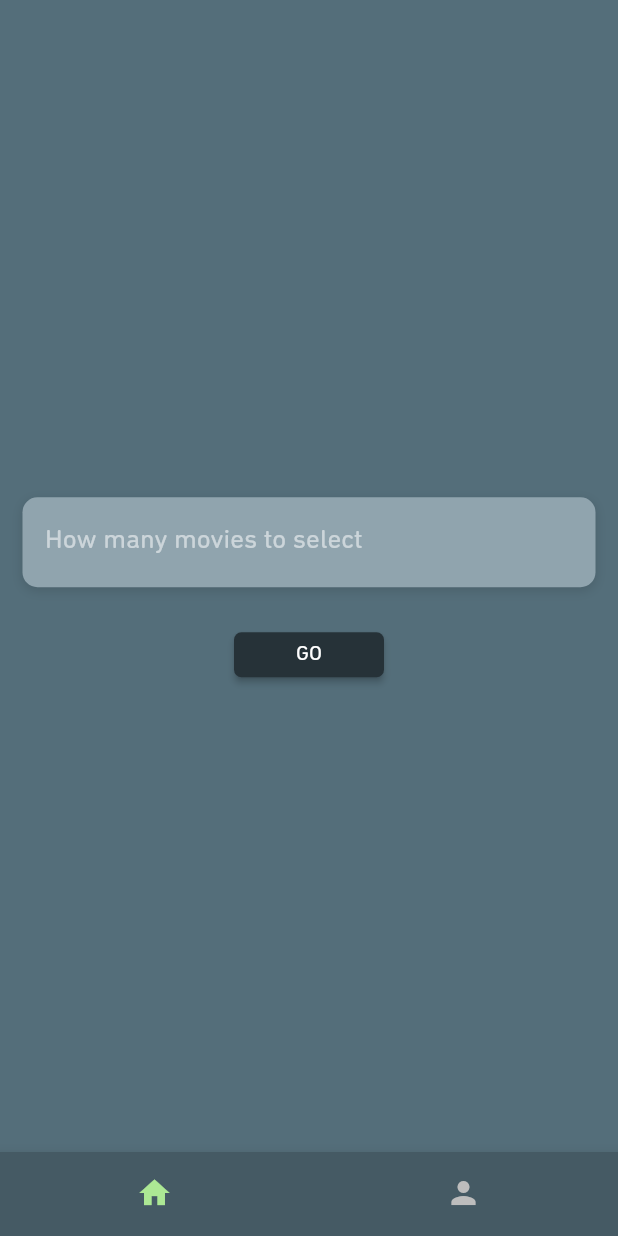
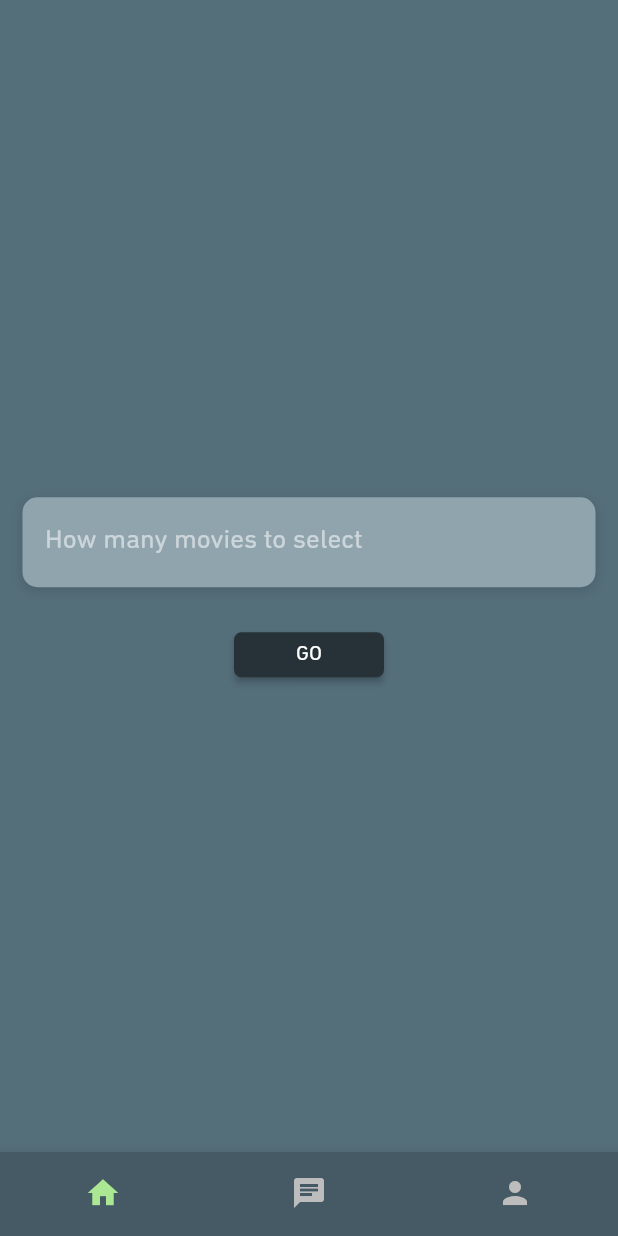
Before and after one commit to Axodus/showmatch-app, a Flutter app: the Home screen opened directly, on a phone screen of 412 x 824 dp. Run offline on Flutter 3.47's test engine with Material 2 defaults, Android fonts, the phone set to English and light mode, and no system bars; our stand-ins replace package_info, shared_preferences; missing offline and left inert: flutter_socket_io; accounts and stored records are empty; network calls fail.

Commit message:
:sparkles: Make chat better

```diff
--- a/lib/helpers/config.dart
+++ b/lib/helpers/config.dart
@@ -1 +1 @@
-String apiUrl = "https://sm.aikenahac.com";
+var apiUrl = "https://sm.aikenahac.com";
--- a/lib/main.dart
+++ b/lib/main.dart
@@ -16,7 +16,7 @@ void main() async {
     .then((_) => runApp(
      new MaterialApp(
         debugShowCheckedModeBanner: false,
-        home: ChatPage()
+        home: Welcome()
       )
     ));
 }
--- a/lib/screens/auth_welcome/login.dart
+++ b/lib/screens/auth_welcome/login.dart
@@ -153,8 +153,6 @@ class _LoginState extends State < Login > {
       print(rData);
       print(rData['token']);
 
-      saveData(emailController.text);
-
       if (rData['token'].length >= 1) {
         print('It appears you are here. Hello!');
 
--- a/lib/screens/auth_welcome/register.dart
+++ b/lib/screens/auth_welcome/register.dart
@@ -199,9 +199,6 @@ class _RegisterState extends State < Register > {
       print(rData);
       print(rData['token']);
 
-      saveData(emailController.text);
-
-
       if (rData['token'].length >= 1) {
         print('It appears you are here. Hello!');
 
--- a/lib/screens/interface/home.dart
+++ b/lib/screens/interface/home.dart
@@ -1,5 +1,6 @@
 // Premade libraries import
 import 'dart:ui';
+import 'package:ShowMatch/screens/interface/ChatPage.dart';
 import 'package:ShowMatch/screens/interface/homeScreen.dart';
 import 'package:ShowMatch/screens/interface/profile.dart';
 import 'package:flutter/material.dart';
@@ -16,6 +17,7 @@ class _HomeState extends State<Home> {
 
   final List < Widget > _children = [
     HomeScreen(),
+    ChatPage(),
     UserProfile()
   ];
 
@@ -32,12 +34,16 @@ class _HomeState extends State<Home> {
       bottomNavigationBar: BottomNavigationBar(
         items: const < BottomNavigationBarItem > [
           BottomNavigationBarItem(
-            icon: Icon(Icons.home),
-            label: "Home"
+              icon: Icon(Icons.home),
+              label: "Home"
           ),
           BottomNavigationBarItem(
-            icon: Icon(Icons.person),
-            label: "Profile"
+              icon: Icon(Icons.chat),
+              label: "Chat"
+          ),
+          BottomNavigationBarItem(
+              icon: Icon(Icons.person),
+              label: "Profile"
           ),
         ],
         currentIndex: currentIndex,
--- a/lib/screens/interface/homeScreen.dart
+++ b/lib/screens/interface/homeScreen.dart
@@ -38,11 +38,11 @@ class HomeScreen extends StatefulWidget{
 }
 
 class _HomeScreenState extends State<HomeScreen> {
-  String movieTitle;
-  String releaseYear;
-  String rating;
-  String trailerUrl;
-  String thumbnailUrl;
+  var movieTitle;
+  var releaseYear;
+  var rating;
+  var trailerUrl;
+  var thumbnailUrl;
 
   int howManyMovies;
   bool hasSelectedNo = false;
@@ -67,8 +67,6 @@ class _HomeScreenState extends State<HomeScreen> {
             cursorWidth: 2.5,
             cursorColor: Colors.white,
             controller: numberOfMovies,
-            autofillHints: < String > [AutofillHints.email],
-            keyboardType: TextInputType.emailAddress,
             style: TextStyle(color: Colors.white),
             decoration: InputDecoration(
               border: InputBorder.none,
@@ -87,10 +85,13 @@ class _HomeScreenState extends State<HomeScreen> {
   }
 
   setNoOfMovies() {
+
     setState(() {
       howManyMovies = int.parse(numberOfMovies.text);
       hasSelectedNo = true;
     });
+
+    print("URL OF THUMBNAIL: $thumbnailUrl");
   }
 
   goBack() {
@@ -128,7 +129,7 @@ class _HomeScreenState extends State<HomeScreen> {
 
     var response = await getRequest(context, 'movies');
 
-    var movieList = jsonDecode(response.body);
+    var movieList = jsonDecode(response);
     print(movieList);
     print("\n\n");
 
--- a/lib/widgets/profileScreen/qrCard.dart
+++ b/lib/widgets/profileScreen/qrCard.dart
@@ -2,7 +2,7 @@ import 'package:flutter/material.dart';
 
 qrCard(context, uID) {
   return Container(
-    height: MediaQuery.of(context).size.height * 0.55,
+    height: MediaQuery.of(context).size.height * 0.6,
     child: new Padding(
       padding: EdgeInsets.all(15.0),
       child: Card(
```
Also changed, not shown: lib/helpers/helper.dart (+41 -9 lines), lib/helpers/preferences.dart (+3 -6 lines), lib/screens/interface/ChatPage.dart (+14 -3 lines), lib/screens/interface/profile.dart (+10 -2 lines), lib/widgets/homeScreen/card.dart (+7 -3 lines), lib/widgets/profileScreen/user.dart (+18 -4 lines).
